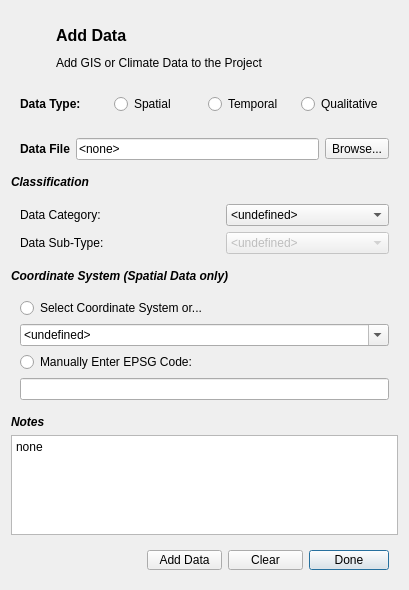
Before: the Qt Designer form gui/adddatadialog.ui in petermbach/urbanbeats-pss, drawn with Qt 5.
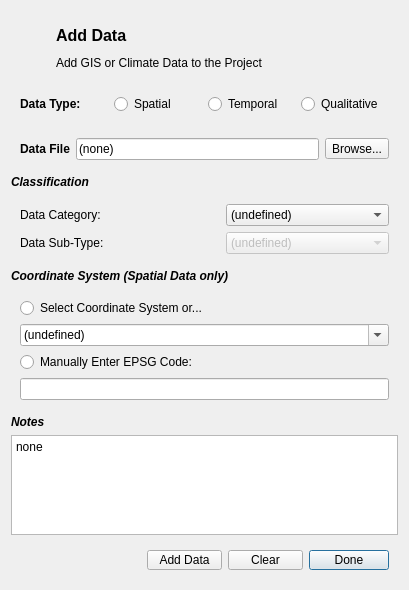
After: the same form once the commit is applied. Icons and pictures are not drawn.

```diff
--- a/gui/adddatadialog.ui
+++ b/gui/adddatadialog.ui
@@ -126,7 +126,7 @@
          <bool>true</bool>
         </property>
         <property name="text">
-         <string>&lt;none&gt;</string>
+         <string>(none)</string>
         </property>
         <property name="readOnly">
          <bool>true</bool>
@@ -182,7 +182,7 @@
         </property>
         <item>
          <property name="text">
-          <string>&lt;undefined&gt;</string>
+          <string>(undefined)</string>
          </property>
         </item>
        </widget>
@@ -194,7 +194,7 @@
         </property>
         <item>
          <property name="text">
-          <string>&lt;undefined&gt;</string>
+          <string>(undefined)</string>
          </property>
         </item>
        </widget>
@@ -279,7 +279,7 @@
         </property>
         <item>
          <property name="text">
-          <string>&lt;undefined&gt;</string>
+          <string>(undefined)</string>
          </property>
         </item>
        </widget>
```
